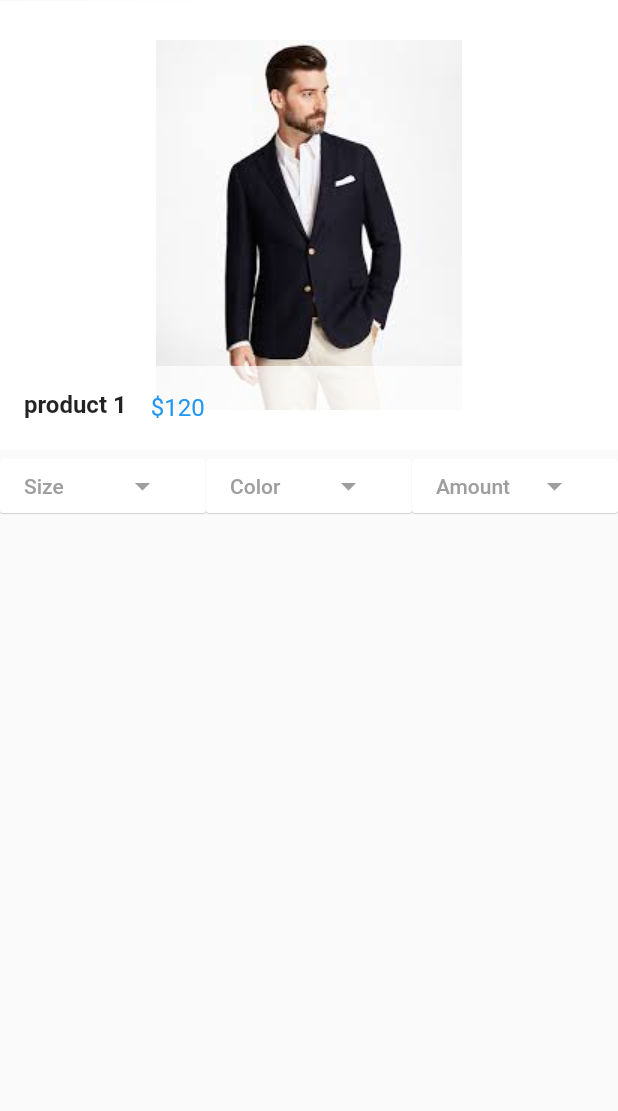
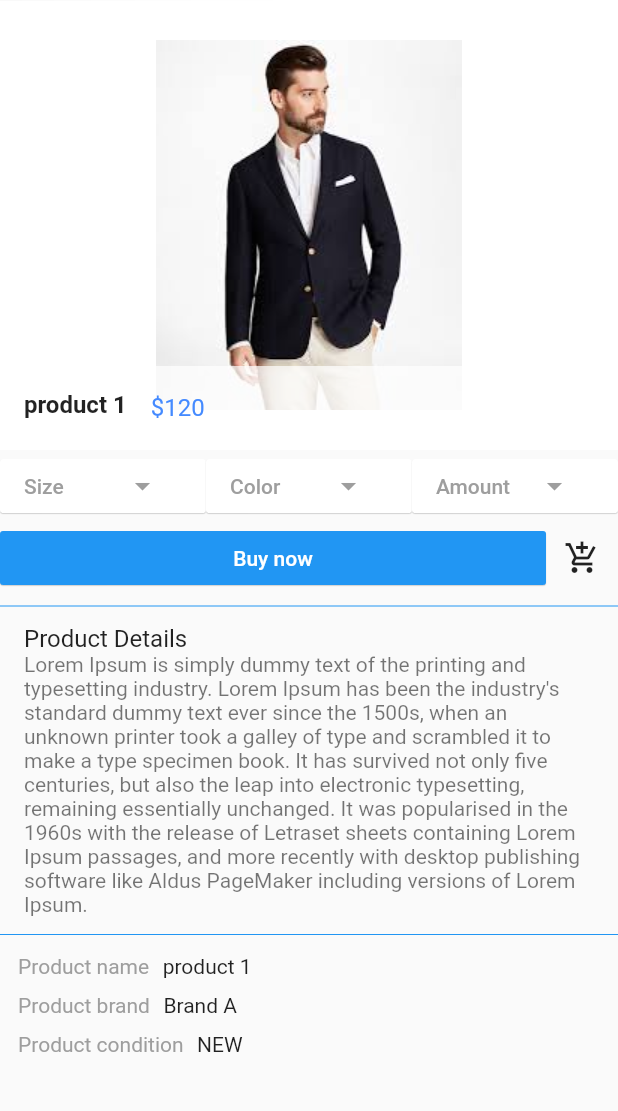
Before and after one commit to Elyas575/FlutterEcommerceDemo, a Flutter app: the screen it shows after launch, after a tap on "product 1", on a phone screen of 412 x 824 dp, the part 84-1195 px from its top. Run offline on Flutter 3.47's test engine with Material 2 defaults, Android fonts, the phone set to English and light mode, and no system bars; our stand-ins replace carousel_pro.

Commit message:
Product On click page
product details page update
- Product details text
- Buy button
- Styling

```diff
--- a/lib/Components/products.dart
+++ b/lib/Components/products.dart
@@ -14,7 +14,27 @@ class _ProductsState extends State<Products> {
     },
     {
       "name": "product 2",
+      "picture": "images/w1.jpeg",
+      "price": 150,
+    },
+    {
+      "name": "product 3",
+      "picture": "images/w3.jpeg",
+      "price": 150,
+    },
+    {
+      "name": "product 4",
+      "picture": "images/w4.jpeg",
+      "price": 150,
+    },
+    {
+      "name": "product 5",
       "picture": "images/products/blazer2.jpeg",
+      "price": 150,
+    },
+    {
+      "name": "product 6",
+      "picture": "images/products/dress1.jpeg",
       "price": 150,
     },
   ];
--- a/lib/pages/product_details.dart
+++ b/lib/pages/product_details.dart
@@ -55,7 +55,7 @@ class _ProductDetailsState extends State<ProductDetails> {
                 style: TextStyle(fontWeight: FontWeight.bold, fontSize: 16.0),),
                 title: new Row(
                   children: <Widget>[
-                    Expanded( child: new Text("\$${widget.product_detail_new_price}", style: TextStyle(color: Colors.blue),),
+                    Expanded( child: new Text("\$${widget.product_detail_new_price}", style: TextStyle(color: Colors.blueAccent),),
                     )
                   ],
                 ),
@@ -70,7 +70,25 @@ class _ProductDetailsState extends State<ProductDetails> {
             children: <Widget>[
               // ===============  the size button ===========================
               Expanded(
-                child: MaterialButton(onPressed: (){},
+                child: MaterialButton(onPressed: (){
+              showDialog(context: context,
+              builder: (context){
+                return new AlertDialog(
+                  title: new Text("Size ") ,
+                  content: new Text("Choose the size"),
+                  actions: <Widget>[
+                    new MaterialButton(onPressed: (){
+                      Navigator.of(context).pop(context);
+
+                    },
+
+                    child: new Text("close"),)
+                  ],
+                );
+
+              } );
+                },
+
                 color:Colors.white,
                 textColor: Colors.grey,
                   elevation: 0.3,
@@ -83,7 +101,24 @@ class _ProductDetailsState extends State<ProductDetails> {
                 ),
               ),
               Expanded(
-                child: MaterialButton(onPressed: (){},
+                child: MaterialButton(onPressed: (){
+                  showDialog(context: context,
+                      builder: (context){
+                        return new AlertDialog(
+                          title: new Text("color ") ,
+                          content: new Text("Choose the Color"),
+                          actions: <Widget>[
+                            new MaterialButton(onPressed: (){
+                              Navigator.of(context).pop(context);
+
+                            },
+
+                              child: new Text("close"),)
+                          ],
+                        );
+
+                      } );
+                },
                   color:Colors.white,
                   textColor: Colors.grey,
                   elevation: 0.3,
@@ -96,7 +131,24 @@ class _ProductDetailsState extends State<ProductDetails> {
                 ),
               ),
               Expanded(
-                child: MaterialButton(onPressed: (){},
+                child: MaterialButton(onPressed: (){
+                  showDialog(context: context,
+                      builder: (context){
+                        return new AlertDialog(
+                          title: new Text("quantity ") ,
+                          content: new Text("Choose the Quantity"),
+                          actions: <Widget>[
+                            new MaterialButton(onPressed: (){
+                              Navigator.of(context).pop(context);
+
+                            },
+
+                              child: new Text("close"),)
+                          ],
+                        );
+
+                      } );
+                },
                   color:Colors.white,
                   textColor: Colors.grey,
                   elevation: 0.3,
@@ -106,12 +158,67 @@ class _ProductDetailsState extends State<ProductDetails> {
                       Expanded(child: new Icon(Icons.arrow_drop_down)),
                     ],
                   ),
+
                 ),
               ),
 
 
             ],
+          ),
+          Row(
+            children: <Widget>[
+              // the second button
+
+              Expanded(
+                child: MaterialButton(onPressed: (){},
+                  color:Colors.blue,
+                  textColor: Colors.white,
+                  elevation: 0.3,
+                  child: new Text("Buy now"),
+                ),
+              ),
+              new IconButton(icon:Icon(Icons.add_shopping_cart), onPressed: (){},)
+
+
+
+            ],
+          ),
+          Divider(color: Colors.blue,),
+          new ListTile(
+
+            title: new Text("Product Details"),
+            subtitle: new Text("Lorem Ipsum is simply dummy text of the printing and typesetting industry. Lorem Ipsum has been the industry's standard dummy text ever since the 1500s, when an unknown printer took a galley of type and scrambled it to make a type specimen book. It has survived not only five centuries, but also the leap into electronic typesetting, remaining essentially unchanged. It was popularised in the 1960s with the release of Letraset sheets containing Lorem Ipsum passages, and more recently with desktop publishing software like Aldus PageMaker including versions of Lorem Ipsum."),
+          ),
+          Divider(color: Colors.blue,),
+          new Row(
+            children: <Widget>[
+              Padding(padding: const EdgeInsets.fromLTRB(12.0, 4.0, 4.0, 4.0),
+              child: new Text("Product name", style: TextStyle(color: Colors.grey),),),
+              Padding(padding: EdgeInsets.all(5.0),
+              child: new Text(widget.product_detail_name),)
+            ],
+          ),
+
+          // REMEMber to add the product brand later
+          new Row(
+            children: <Widget>[
+              Padding(padding: const EdgeInsets.fromLTRB(12.0, 4.0, 4.0, 4.0),
+                child: new Text("Product brand", style: TextStyle(color: Colors.grey),),),
+              Padding(padding: EdgeInsets.all(5.0),
+                child: new Text("Brand A"),)
+            ],
+          ),
+
+          // REMEMber to add to our product condition later
+          new Row(
+            children: <Widget>[
+              Padding(padding: const EdgeInsets.fromLTRB(12.0, 4.0, 4.0, 4.0),
+                child: new Text("Product condition", style: TextStyle(color: Colors.grey),),),
+              Padding(padding: EdgeInsets.all(5.0),
+                child: new Text("NEW"),)
+            ],
           )
+
         ],
       ),
     );
--- a/pubspec.yaml
+++ b/pubspec.yaml
@@ -62,6 +62,10 @@ flutter:
 
 
 
+
+
+
+
   # An image asset can refer to one or more resolution-specific "variants", see
   # https://flutter.dev/assets-and-images/#resolution-aware.
 
```
